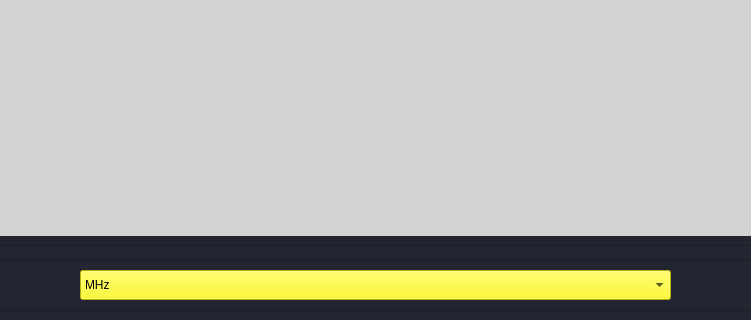
Before: the Qt Designer form qt/perehvat.ui in Azas1K/pokazuha, drawn with Qt 5; both pictures show x 345 to 1096 and y 379 to 699 of the 1429 by 699 pixel window.
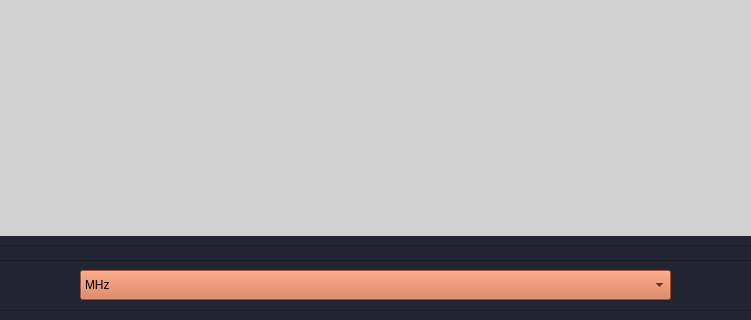
After: the same form once the commit is applied.

```diff
--- a/qt/perehvat.ui
+++ b/qt/perehvat.ui
@@ -73,7 +73,7 @@
      <cursorShape>PointingHandCursor</cursorShape>
     </property>
     <property name="styleSheet">
-     <string notr="true">background-color: rgb(255, 251, 0)</string>
+     <string notr="true">background-color: rgb(212, 111, 68)</string>
     </property>
     <item>
      <property name="text">
```
